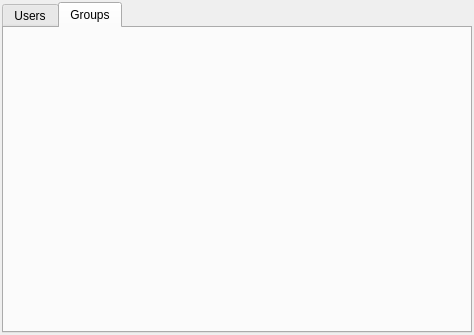
trueos/sysadm-ui-qt, file src-qt5/gui_client/pages/page_users.ui: the form before one commit.
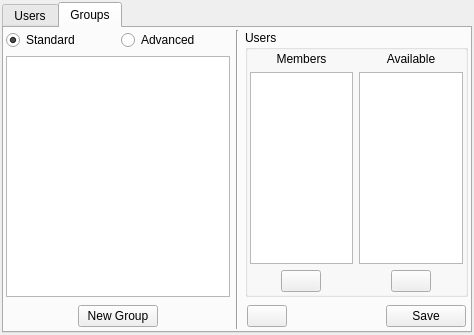
The form after the commit. The open tabs and pages were chosen to show the change. Icons and pictures are not drawn.

Commit message: Get most of the "Groups" tab on the user manager setup. It is disabled for the moment, but all the loading/switching routines are already in place and functional (no buttons hooked up yet though).

What changed in the file:
```diff
--- a/src-qt5/gui_client/pages/page_users.ui
+++ b/src-qt5/gui_client/pages/page_users.ui
@@ -691,6 +691,284 @@
       <attribute name="title">
        <string>Groups</string>
       </attribute>
+      <layout class="QGridLayout" name="gridLayout_3" columnstretch="1,0,1">
+       <property name="leftMargin">
+        <number>2</number>
+       </property>
+       <property name="topMargin">
+        <number>2</number>
+       </property>
+       <property name="rightMargin">
+        <number>2</number>
+       </property>
+       <property name="bottomMargin">
+        <number>2</number>
+       </property>
+       <item row="1" column="0">
+        <widget class="QListWidget" name="list_groups"/>
+       </item>
+       <item row="2" column="2">
+        <layout class="QHBoxLayout" name="horizontalLayout_10">
+         <property name="leftMargin">
+          <number>2</number>
+         </property>
+         <property name="topMargin">
+          <number>2</number>
+         </property>
+         <property name="rightMargin">
+          <number>2</number>
+         </property>
+         <property name="bottomMargin">
+          <number>2</number>
+         </property>
+         <item>
+          <widget class="QPushButton" name="push_group_remove">
+           <property name="text">
+            <string notr="true"/>
+           </property>
+           <property name="icon">
+            <iconset resource="../../icons/icons.qrc">
+             <normaloff>:/icons/black/minus.svg</normaloff>:/icons/black/minus.svg</iconset>
+           </property>
+          </widget>
+         </item>
+         <item>
+          <spacer name="horizontalSpacer_6">
+           <property name="orientation">
+            <enum>Qt::Horizontal</enum>
+           </property>
+           <property name="sizeHint" stdset="0">
+            <size>
+             <width>40</width>
+             <height>20</height>
+            </size>
+           </property>
+          </spacer>
+         </item>
+         <item>
+          <widget class="QPushButton" name="push_group_save">
+           <property name="text">
+            <string>Save</string>
+           </property>
+           <property name="icon">
+            <iconset resource="../../icons/icons.qrc">
+             <normaloff>:/icons/black/download.svg</normaloff>:/icons/black/download.svg</iconset>
+           </property>
+          </widget>
+         </item>
+        </layout>
+       </item>
+       <item row="2" column="0">
+        <layout class="QHBoxLayout" name="horizontalLayout_11">
+         <property name="leftMargin">
+          <number>2</number>
+         </property>
+         <property name="topMargin">
+          <number>2</number>
+         </property>
+         <property name="rightMargin">
+          <number>2</number>
+         </property>
+         <property name="bottomMargin">
+          <number>2</number>
+         </property>
+         <item>
+          <spacer name="horizontalSpacer_4">
+           <property name="orientation">
+            <enum>Qt::Horizontal</enum>
+           </property>
+           <property name="sizeHint" stdset="0">
+            <size>
+             <width>40</width>
+             <height>20</height>
+            </size>
+           </property>
+          </spacer>
+         </item>
+         <item>
+          <widget class="QPushButton" name="push_group_new">
+           <property name="text">
+            <string>New Group</string>
+           </property>
+           <property name="icon">
+            <iconset resource="../../icons/icons.qrc">
+             <normaloff>:/icons/black/plus.svg</normaloff>:/icons/black/plus.svg</iconset>
+           </property>
+          </widget>
+         </item>
+         <item>
+          <spacer name="horizontalSpacer_5">
+           <property name="orientation">
+            <enum>Qt::Horizontal</enum>
+           </property>
+           <property name="sizeHint" stdset="0">
+            <size>
+             <width>40</width>
+             <height>20</height>
+            </size>
+           </property>
+          </spacer>
+         </item>
+        </layout>
+       </item>
+       <item row="0" column="0">
+        <layout class="QHBoxLayout" name="horizontalLayout_14">
+         <item>
+          <widget class="QRadioButton" name="radio_group_standard">
+           <property name="text">
+            <string>Standard</string>
+           </property>
+           <property name="checked">
+            <bool>true</bool>
+           </property>
+          </widget>
+         </item>
+         <item>
+          <widget class="QRadioButton" name="radio_group_adv">
+           <property name="text">
+            <string>Advanced</string>
+           </property>
+          </widget>
+         </item>
+        </layout>
+       </item>
+       <item row="0" column="2" rowspan="2">
+        <widget class="QGroupBox" name="groupBox_2">
+         <property name="title">
+          <string>Users</string>
+         </property>
+         <layout class="QGridLayout" name="gridLayout_4">
+          <property name="leftMargin">
+           <number>2</number>
+          </property>
+          <property name="topMargin">
+           <number>2</number>
+          </property>
+          <property name="rightMargin">
+           <number>2</number>
+          </property>
+          <property name="bottomMargin">
+           <number>2</number>
+          </property>
+          <item row="2" column="1">
+           <layout class="QHBoxLayout" name="horizontalLayout_13">
+            <item>
+             <spacer name="horizontalSpacer_9">
+              <property name="orientation">
+               <enum>Qt::Horizontal</enum>
+              </property>
+              <property name="sizeHint" stdset="0">
+               <size>
+                <width>40</width>
+                <height>20</height>
+               </size>
+              </property>
+             </spacer>
+            </item>
+            <item>
+             <widget class="QPushButton" name="push_group_adduser">
+              <property name="text">
+               <string notr="true"/>
+              </property>
+              <property name="icon">
+               <iconset resource="../../icons/icons.qrc">
+                <normaloff>:/icons/black/triangle-left.svg</normaloff>:/icons/black/triangle-left.svg</iconset>
+              </property>
+             </widget>
+            </item>
+            <item>
+             <spacer name="horizontalSpacer_10">
+              <property name="orientation">
+               <enum>Qt::Horizontal</enum>
+              </property>
+              <property name="sizeHint" stdset="0">
+               <size>
+                <width>40</width>
+                <height>20</height>
+               </size>
+              </property>
+             </spacer>
+            </item>
+           </layout>
+          </item>
+          <item row="1" column="0">
+           <widget class="QListWidget" name="list_group_members"/>
+          </item>
+          <item row="2" column="0">
+           <layout class="QHBoxLayout" name="horizontalLayout_12">
+            <item>
+             <spacer name="horizontalSpacer_7">
+              <property name="orientation">
+               <enum>Qt::Horizontal</enum>
+              </property>
+              <property name="sizeHint" stdset="0">
+               <size>
+                <width>40</width>
+                <height>20</height>
+               </size>
+              </property>
+             </spacer>
+            </item>
+            <item>
+             <widget class="QPushButton" name="push_group_rmuser">
+              <property name="text">
+               <string notr="true"/>
+              </property>
+              <property name="icon">
+               <iconset resource="../../icons/icons.qrc">
+                <normaloff>:/icons/black/triangle-right.svg</normaloff>:/icons/black/triangle-right.svg</iconset>
+              </property>
+             </widget>
+            </item>
+            <item>
+             <spacer name="horizontalSpacer_8">
+              <property name="orientation">
+               <enum>Qt::Horizontal</enum>
+              </property>
+              <property name="sizeHint" stdset="0">
+               <size>
+                <width>40</width>
+                <height>20</height>
+               </size>
+              </property>
+             </spacer>
+            </item>
+           </layout>
+          </item>
+          <item row="1" column="1">
+           <widget class="QListWidget" name="list_group_users"/>
+          </item>
+          <item row="0" column="0">
+           <widget class="QLabel" name="label_12">
+            <property name="text">
+             <string>Members</string>
+            </property>
+            <property name="alignment">
+             <set>Qt::AlignCenter</set>
+            </property>
+           </widget>
+          </item>
+          <item row="0" column="1">
+           <widget class="QLabel" name="label_13">
+            <property name="text">
+             <string>Available</string>
+            </property>
+            <property name="alignment">
+             <set>Qt::AlignCenter</set>
+            </property>
+           </widget>
+          </item>
+         </layout>
+        </widget>
+       </item>
+       <item row="0" column="1" rowspan="3">
+        <widget class="Line" name="line_2">
+         <property name="orientation">
+          <enum>Qt::Vertical</enum>
+         </property>
+        </widget>
+       </item>
+      </layout>
      </widget>
     </widget>
    </item>
```
Left out of the diff: 14 changed lines with no effect on the pictures. The commit also changes 2 other files.
